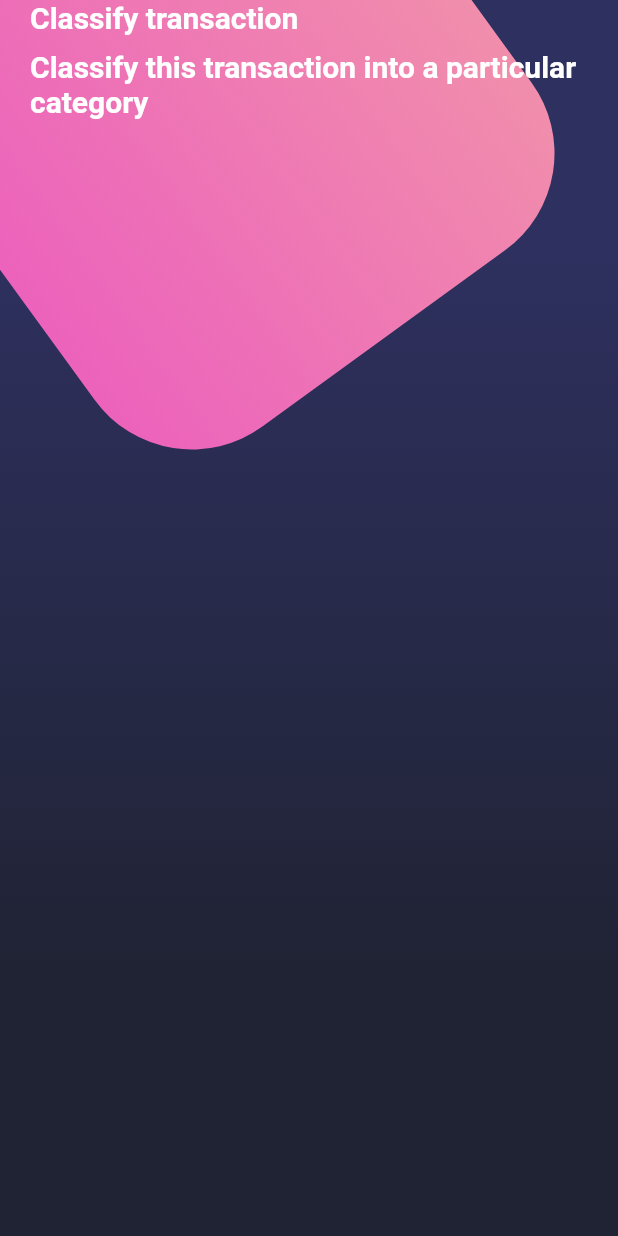
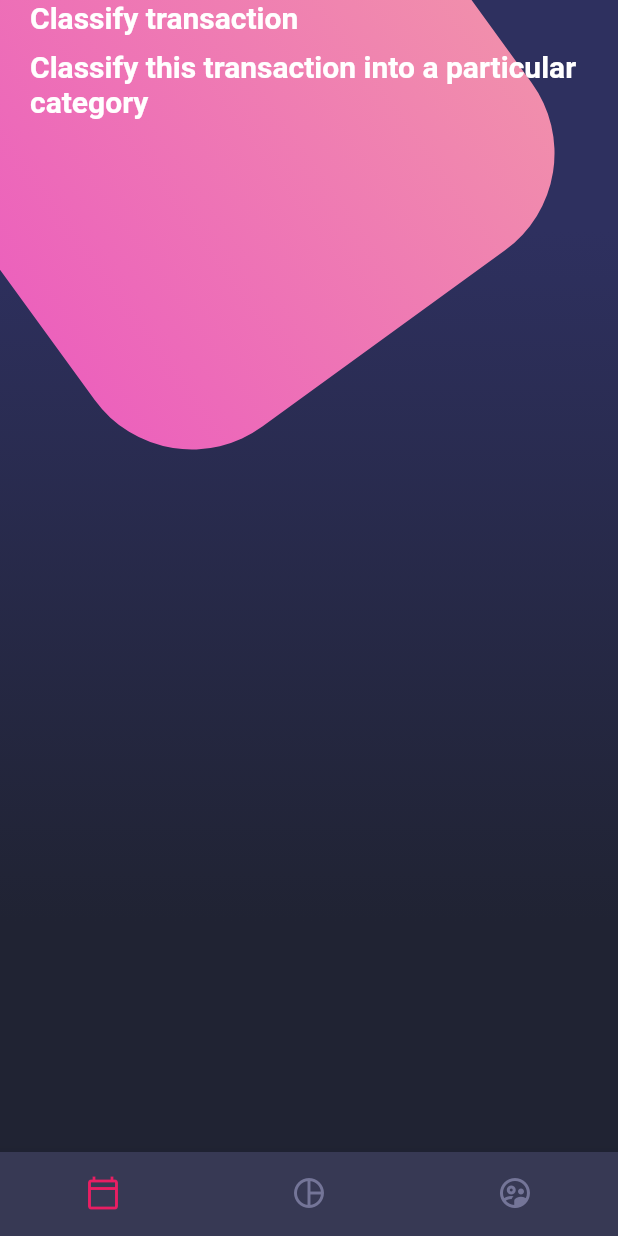
Before and after one commit to MTGCGuerrero/disenhosEnFlutter, a Flutter app: the screen it shows after launch, on a phone screen of 412 x 824 dp. Run offline on Flutter 3.47's test engine with Material 2 defaults, Android fonts, the phone set to English and light mode, and no system bars.

Commit message:
bottom navigationbar

```diff
--- a/lib/screens/home_screen.dart
+++ b/lib/screens/home_screen.dart
@@ -1,5 +1,6 @@
 import 'package:flutter/material.dart';
 import 'package:flutter_designs/widgets/background.dart';
+import 'package:flutter_designs/widgets/custom_bottom_navigation.dart';
 import 'package:flutter_designs/widgets/page_title.dart';
 
 class HomeScreen extends StatelessWidget {
@@ -12,6 +13,7 @@ class HomeScreen extends StatelessWidget {
 
         _HomeBody()],
       ),
+      bottomNavigationBar: CustomBottomNavigator(),
     );
   }
 }
--- /dev/null
+++ b/lib/widgets/custom_bottom_navigation.dart
@@ -0,0 +1,26 @@
+import 'package:flutter/material.dart';
+
+class CustomBottomNavigator extends StatelessWidget {
+  const CustomBottomNavigator({super.key});
+
+  @override
+  Widget build(BuildContext context) {
+    return BottomNavigationBar(
+      showSelectedLabels: false,
+      showUnselectedLabels: false,
+      // currentIndex: 0,
+      selectedItemColor: Colors.pink,
+      backgroundColor: Color.fromRGBO(55, 57, 84, 1),
+      unselectedItemColor: Color.fromRGBO(116, 117, 152, 1),
+      items: [
+        BottomNavigationBarItem(icon: Icon(Icons.calendar_today_outlined),label: 'Calendario'),
+        BottomNavigationBarItem(
+            icon: Icon(Icons.pie_chart_outline_outlined), label: 'Grafica'),
+            BottomNavigationBarItem(
+            icon: Icon(Icons.supervised_user_circle_outlined), label: 'Usuarios'),
+
+
+      ],
+    );
+  }
+}
```
